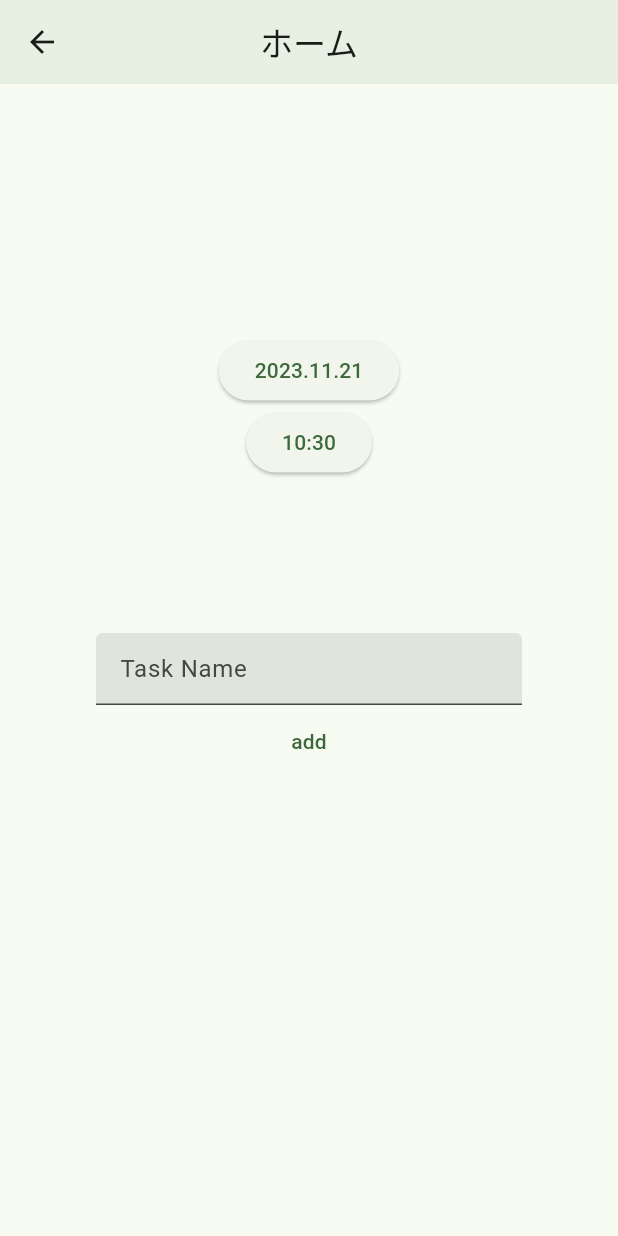
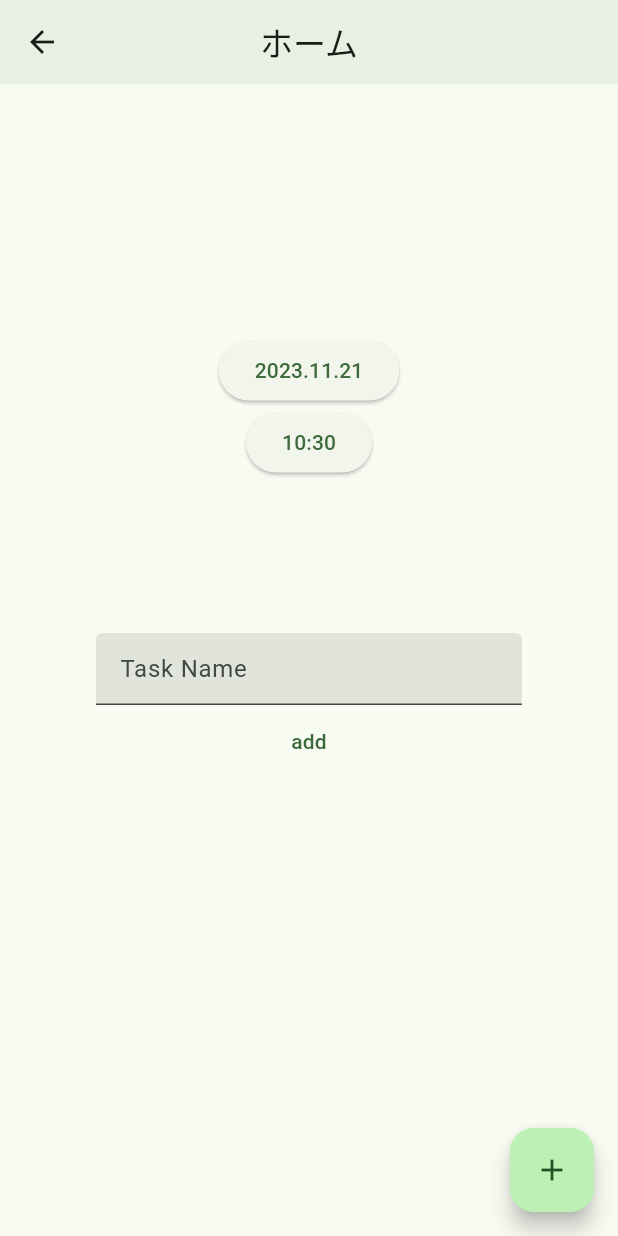
Before and after one commit to yuru-fuwa/maiporarisu, a Flutter app: the screen it shows after launch, in the side drawer, after a tap on "ホーム", on a phone screen of 412 x 824 dp. Run offline on Flutter 3.47's test engine with Material 2 defaults, Android fonts, the light colour scheme and no system bars; our stand-ins replace flutter_dotenv, flutter_hooks, freezed_annotation, geolocator, google_maps_flutter, hooks_riverpod and 1 more.

Commit message:
feat: ホーム画面にFABを追加

```diff
--- a/lib/ui/screens/home_screen/home_screen.dart
+++ b/lib/ui/screens/home_screen/home_screen.dart
@@ -98,6 +98,10 @@ class HomeScreen extends HookWidget {
           ],
         ),
       ),
+      floatingActionButton: FloatingActionButton(
+        child: Icon(Icons.add),
+        onPressed: () {},
+      ),
     );
   }
 }
```
